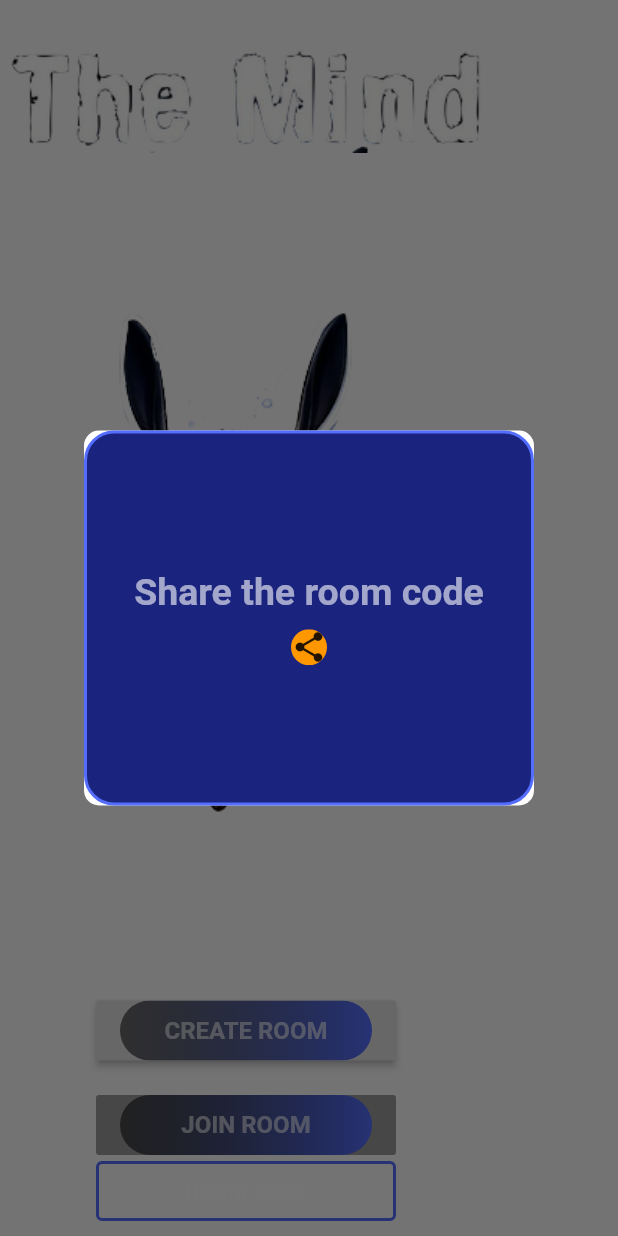
After one commit to Andrea-Giordano/TheMind_mobile, a Flutter app: the screen it shows after launch, after a tap on "CREATE ROOM", on a phone screen of 412 x 824 dp. The commit adds this screen. Run offline on Flutter 3.47's test engine with Material 2 defaults, Android fonts, the phone set to English and light mode, and no system bars; our stand-ins replace simple_animations.

Commit message:
createroom dialog draft

```diff
--- /dev/null
+++ b/the_mind/lib/com/kdev/themind/frontend/dialogs/CreateRoomDialog.dart
@@ -0,0 +1,114 @@
+import 'dart:ui';
+import 'package:flutter/material.dart';
+
+
+class CreateRoomDialog extends StatefulWidget {
+  final String title, description, roomCode;
+
+  final BuildContext mainContext;
+
+  CreateRoomDialog({
+    @required this.title,
+    @required this.description,
+    @required this.roomCode,
+    @required this.mainContext,
+  });
+
+  @override
+  _CreateRoomDialogState createState() => _CreateRoomDialogState(
+      description: description,
+      title: title,
+      mainContext: mainContext);
+}
+
+class _CreateRoomDialogState extends State<CreateRoomDialog> {
+  final String title, description, roomCode;
+
+  final BuildContext mainContext;
+
+  _CreateRoomDialogState({
+    @required this.title,
+    @required this.description,
+    @required this.roomCode,
+    @required this.mainContext
+  }) {}
+
+
+  @override
+  Widget build(BuildContext context) {
+    return new WillPopScope(
+          onWillPop: () async => true,
+          child: Dialog(
+            shape: RoundedRectangleBorder(
+              borderRadius: BorderRadius.circular(10),
+            ),
+            elevation: 0.0,
+            backgroundColor:
+            (Theme.of(mainContext).brightness == Brightness.light)
+                ? Colors.white
+                : Theme.of(mainContext).backgroundColor,
+            child: dialogContent(context),
+          ),
+        );
+  }
+
+  dialogContent(BuildContext context) {
+    return Container(
+      width: 300,
+      height: 250,
+        decoration: BoxDecoration(
+            color: Colors.indigo[900],
+            border: Border.all(
+              color: Colors.indigoAccent,
+              width: 2
+            ),
+            borderRadius: BorderRadius.all(Radius.circular(20))
+        ),
+      child:
+      Column(
+          mainAxisSize: MainAxisSize.min,
+          mainAxisAlignment: MainAxisAlignment.spaceEvenly,
+          crossAxisAlignment: CrossAxisAlignment.center,
+          children: <Widget>[
+            Column(
+              mainAxisSize: MainAxisSize.min,
+              mainAxisAlignment: MainAxisAlignment.center,
+              crossAxisAlignment: CrossAxisAlignment.center,
+              // To make the card compact
+              children: <Widget>[
+                Container(
+                    child:
+                    Text(
+                        description,
+                        style: TextStyle(fontSize: 25, color: Colors.white60, fontWeight: FontWeight.bold))
+                ),
+                SizedBox(height:10),
+                Container(
+                  color: Colors.yellow,
+                ),
+                Container(
+                  child:
+                  ClipOval(
+                    child: Material(
+                      color: Colors.orange, // button color
+                      child: InkWell(
+                        splashColor: Colors.green, // splash color
+                        onTap: () {}, // button pressed
+                        child: Column(
+                          mainAxisAlignment: MainAxisAlignment.center,
+                          children: <Widget>[
+                            Icon(Icons.share), // icon
+                          ],
+                        ),
+                      ),
+                    ),
+                  ),
+                ),
+              ],
+            )
+          ]
+      )
+    );
+  }
+
+}
--- a/the_mind/lib/main.dart
+++ b/the_mind/lib/main.dart
@@ -1,5 +1,6 @@
 import 'package:flutter/material.dart';
 import 'package:simple_animations/simple_animations.dart';
+import 'com/kdev/themind/frontend/dialogs/CreateRoomDialog.dart';
 
 void main() {
   runApp(new MaterialApp(
@@ -33,17 +34,11 @@ class MyHomePage extends StatefulWidget {
 
 class _MyHomePageState extends State<MyHomePage> {
 
-  List<bool> isSelected;
-
-  @override
-  void initState() {
-    // this is for 3 buttons, add "false" same as the number of buttons here
-    isSelected = [true, false, false];
-    super.initState();
-  }
+  BuildContext _appContext;
 
   @override
   Widget build(BuildContext context) {
+    _appContext = context;
     return new Scaffold(
       body: Plasma(
         particles: 9,
@@ -74,6 +69,7 @@ class _MyHomePageState extends State<MyHomePage> {
                   width: 200,
                   color: Colors.transparent,
                   child: RaisedButton(
+                    onPressed: () => {_createNewRoomDialog()},
                     child: Ink(
                       decoration: const BoxDecoration(
                         gradient: LinearGradient(
@@ -98,7 +94,6 @@ class _MyHomePageState extends State<MyHomePage> {
                   width: 200,
                   color: Colors.transparent,
                   child: RaisedButton(
-                    elevation: 10,
                     child: Ink(
                       decoration: const BoxDecoration(
                         gradient: LinearGradient(
@@ -159,4 +154,21 @@ class _MyHomePageState extends State<MyHomePage> {
       ),
     );
   }
+
+  _createNewRoomDialog(
+      {
+        title: "CREATE ROOM",
+        description: "Share the room code",
+      }) {
+    showDialog(
+      barrierDismissible: true,
+      context: context,
+      builder: (BuildContext context) => CreateRoomDialog(
+        title: title,
+        description: description,
+        roomCode: "CODICE",
+        mainContext: _appContext
+      ),
+    );
+  }
 }
```
Also changed, not shown: 1 other file.
